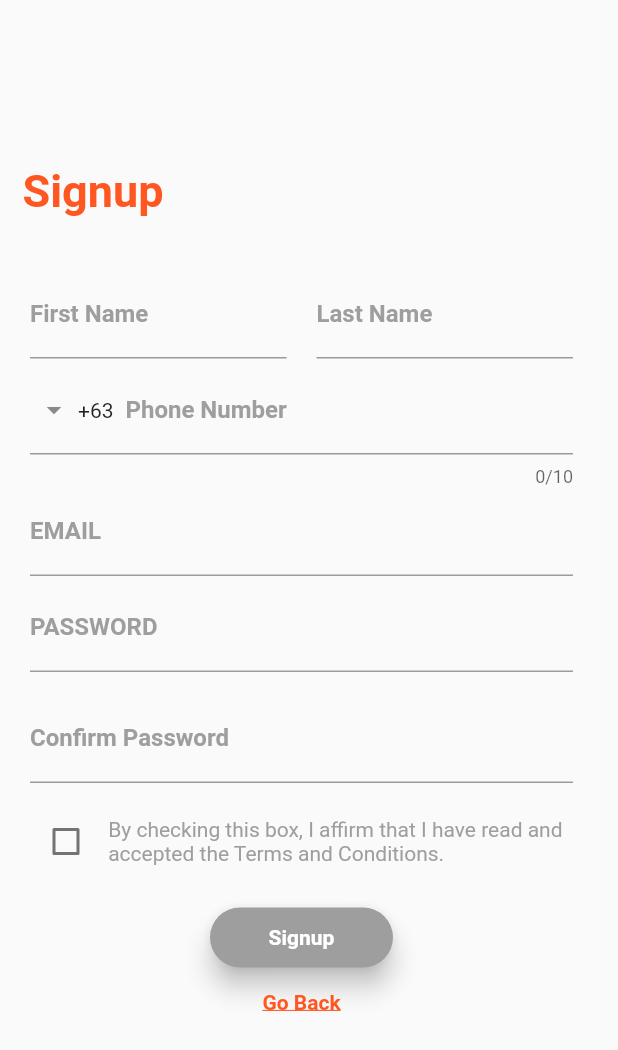
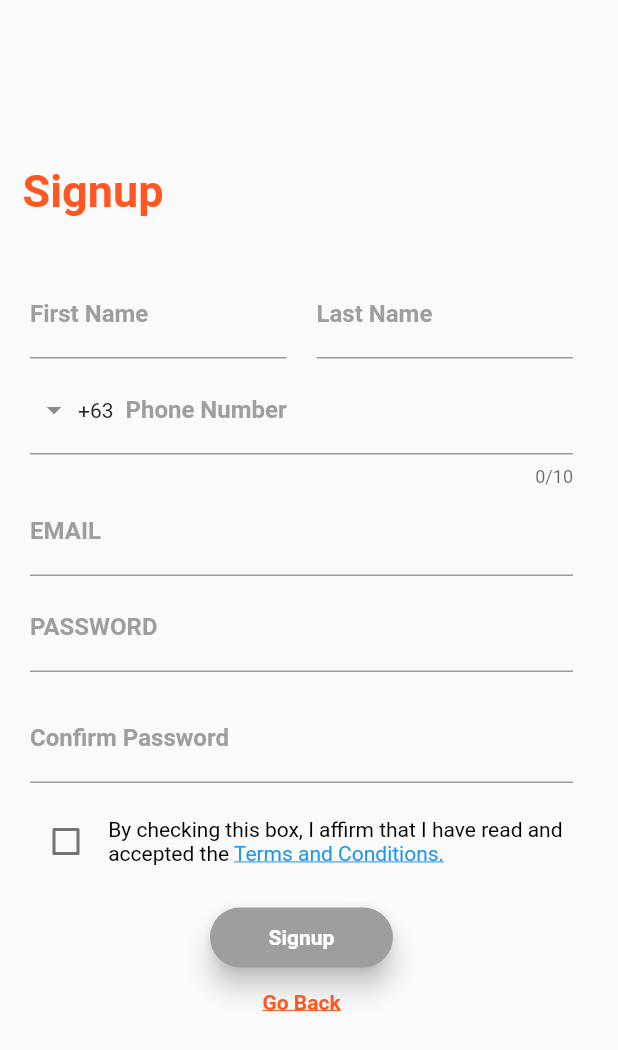
Before and after one commit to ekyut123/THESIS, a Flutter app: the SignupPage screen opened by its route, on a phone screen of 412 x 824 dp. Shown: the top 1050 px of the screen. Run offline on Flutter 3.47's test engine with Material 2 defaults, Android fonts, the phone set to English and light mode, and no system bars; drawn by our look-alikes of intl_phone_field; our stand-ins replace anim_search_bar, cloud_firestore, firebase_auth, firebase_core, flutter_rating_bar, form_field_validator and 1 more; missing offline and left inert: date_time_picker_widget; accounts and stored records are empty; Roboto replaces fonts that are missing (Montserrat).

Commit message:
Update signup.dart

```diff
--- a/lib/signup.dart
+++ b/lib/signup.dart
@@ -2,6 +2,7 @@ import 'dart:async';
 
 import 'package:cloud_firestore/cloud_firestore.dart';
 import 'package:firebase_auth/firebase_auth.dart';
+import 'package:flutter/gestures.dart';
 import 'package:flutter/material.dart';
 import 'package:flutter_firebase_users/navpages/termsandconditions_page.dart';
 import 'package:form_field_validator/form_field_validator.dart';
@@ -341,24 +342,42 @@ class _SignupPageState extends State<SignupPage> {
                                 SizedBox(
                                   width: size.width * 0.01,
                                 ),
+                                // Expanded(
+                                //   child: GestureDetector(
+                                //     onTap: () {
+                                //       Navigator.push(
+                                //           context,
+                                //           MaterialPageRoute(
+                                //               builder: (BuildContext context) =>
+                                //                   TermsAndConditions()));
+                                //     },
                                 Expanded(
-                                  child: GestureDetector(
-                                    onTap: () {
-                                      Navigator.push(
-                                          context,
-                                          MaterialPageRoute(
-                                              builder: (BuildContext context) =>
-                                                  TermsAndConditions()));
-                                    },
-                                    child: const Text(
-                                      "By checking this box, I affirm that I have read and accepted the Terms and Conditions.",
-                                      textAlign: TextAlign.left,
-                                      style: TextStyle(
-                                        color: Colors.grey,
+                                    child: RichText(
+                                  text: TextSpan(
+                                    children: [
+                                      const TextSpan(
+                                        text:
+                                            "By checking this box, I affirm that I have read and accepted the ",
+                                        style: TextStyle(color: Colors.black),
                                       ),
-                                    ),
+                                      TextSpan(
+                                          text: "Terms and Conditions.",
+                                          style: const TextStyle(
+                                              decoration:
+                                                  TextDecoration.underline,
+                                              color: Colors.blue),
+                                          recognizer: TapGestureRecognizer()
+                                            ..onTap = () {
+                                              Navigator.push(
+                                                  context,
+                                                  MaterialPageRoute(
+                                                      builder: (BuildContext
+                                                              context) =>
+                                                          TermsAndConditions()));
+                                            }),
+                                    ],
                                   ),
-                                )
+                                ))
                               ],
                             ),
                             const SizedBox(
```
